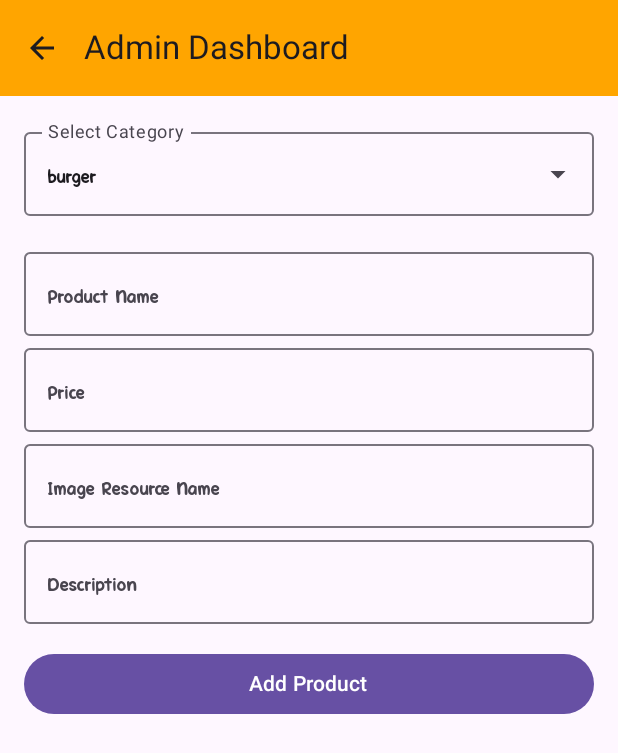
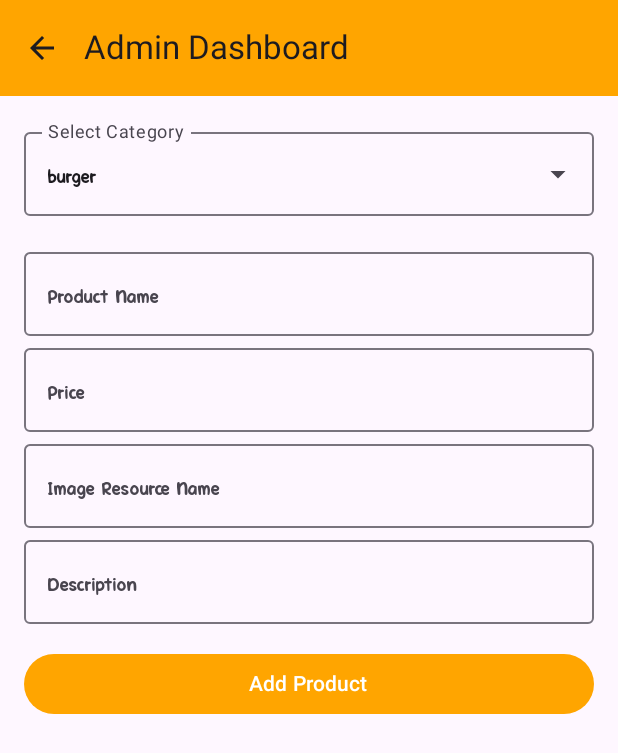
Before and after one commit to NabeelM99/Food-Delivery-App, an Android app built with Jetpack Compose: the AdminHomeScreen screen opened through its navigation route, after a tap on "Add Products", on a phone screen of 412 x 824 dp. Shown: the top 753 px of the screen. Run offline under Robolectric (Android 15) with nearby library versions, the phone set to English and light mode, and no system bars; our stand-ins replace Firebase (no records; nobody signed in at launch, a user with empty details on screens opened directly).

Commit message:
Initial commit

```diff
--- a/app/src/main/java/com/example/fooddeliveryapp/ui/screen/AdminHomeScreen.kt
+++ b/app/src/main/java/com/example/fooddeliveryapp/ui/screen/AdminHomeScreen.kt
@@ -144,6 +144,8 @@ fun AdminMainMenu(
         ) {
             Text("Add Product Details")
         }
+
+        Spacer(modifier = Modifier.height(60.dp))
 
         Button(
             onClick = onLogoutClick,
@@ -338,7 +340,8 @@ fun AddProductForm(
             },
             modifier = Modifier
                 .fillMaxWidth()
-                .padding(vertical = 16.dp)
+                .padding(vertical = 16.dp),
+            colors = ButtonDefaults.buttonColors(containerColor = Color(0xFFFFA500))
         ) {
             Text("Add Product")
         }
@@ -494,7 +497,8 @@ fun AddProductDetailsForm(
             },
             modifier = Modifier
                 .fillMaxWidth()
-                .padding(vertical = 16.dp)
+                .padding(vertical = 16.dp),
+            colors = ButtonDefaults.buttonColors(containerColor = Color(0xFFFFA500))
         ) {
             Text("Save Details")
         }
--- a/app/src/main/java/com/example/fooddeliveryapp/ui/screen/home_components/menusection_components/DrinkScreen.kt
+++ b/app/src/main/java/com/example/fooddeliveryapp/ui/screen/home_components/menusection_components/DrinkScreen.kt
@@ -112,7 +112,7 @@ fun DrinkCard(drink: Drink, navController: NavController) {
             .height(120.dp)
             .clickable {
                 Log.d("Navigation", "Navigating to drink with ID: ${drink.id}")
-                navController.navigate("productDetailsScreen/${drink.id}")
+                navController.navigate("productDetailsScreen/drinks/${drink.id}")
             },
         shape = RoundedCornerShape(16.dp),
         colors = CardDefaults.cardColors(
```
